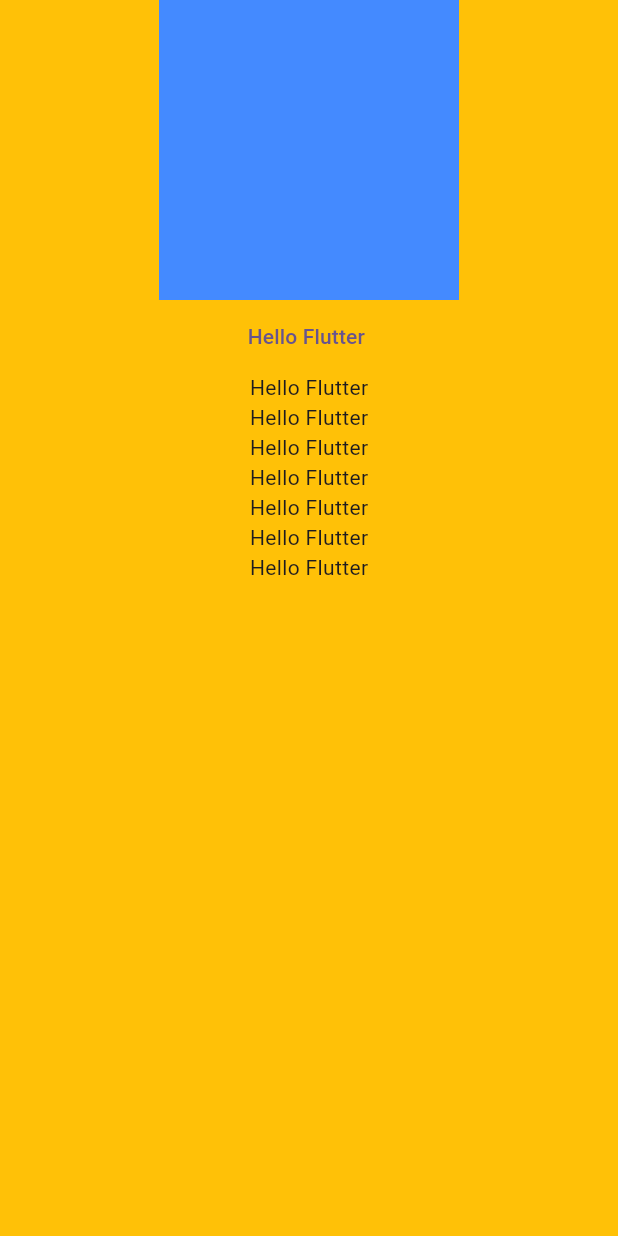
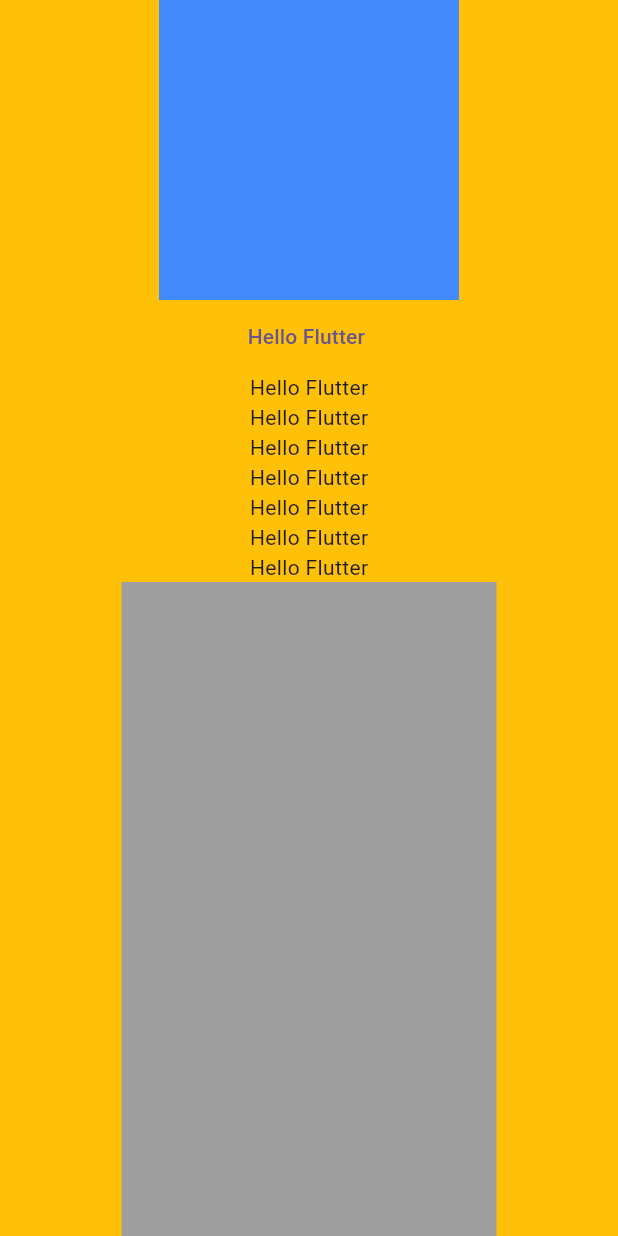
Before and after one commit to Rokonuzzaman111/GitHub-Test-App, a Flutter app: the HomePage screen opened directly, on a phone screen of 412 x 824 dp. Run offline on Flutter 3.47's test engine with Material 3 defaults, Android fonts, the phone set to English and light mode, and no system bars.

Commit message:
Home page UI completed

```diff
--- a/lib/home.dart
+++ b/lib/home.dart
@@ -36,6 +36,12 @@
 
                 Text("Hello Flutter"),
 
+                Container(
+                  height: 450,
+                  width: 250,
+                  color: Colors.grey
+                )
+
         ],
       ),
       backgroundColor: Colors.amber,
```
